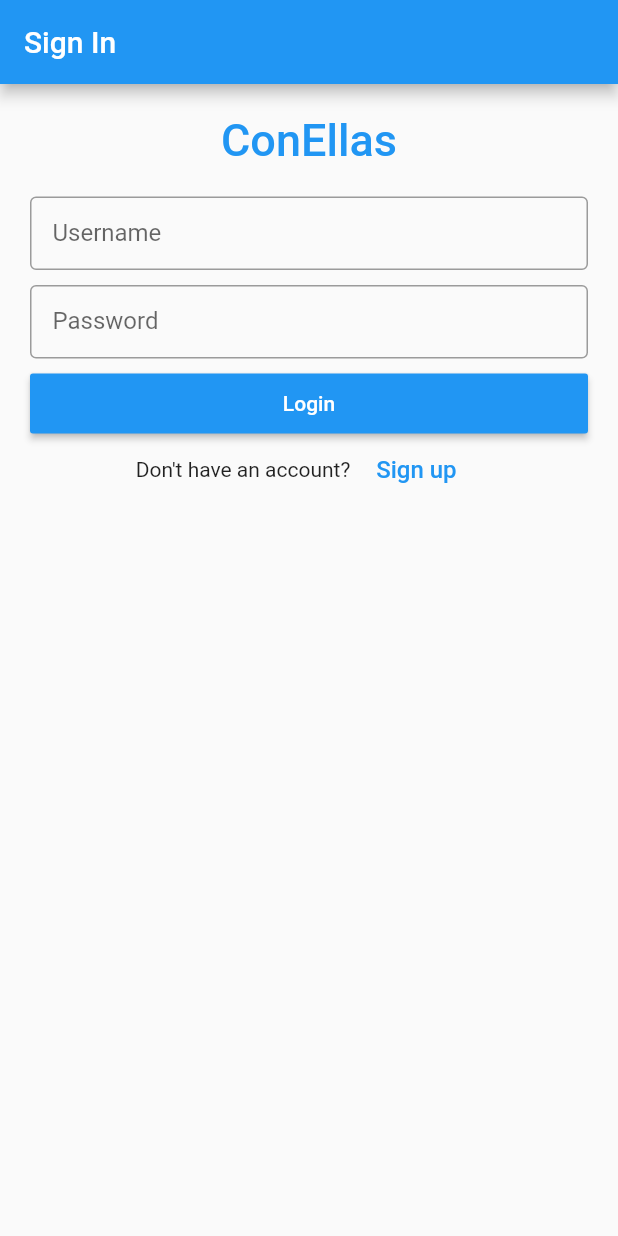
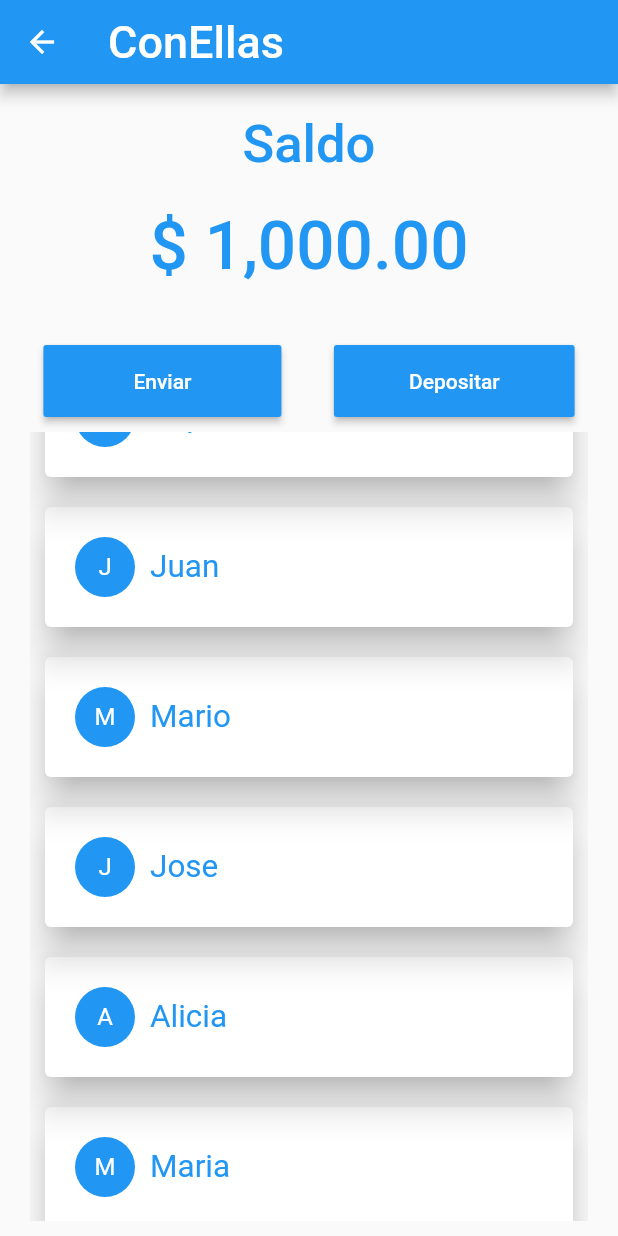
Before and after one commit to egal-finance-pbc/egal, a Flutter app: the screen it shows after launch, after a tap on "Login", on a phone screen of 412 x 824 dp. Run offline on Flutter 3.47's test engine with Material 2 defaults, Android fonts, the phone set to English and light mode, and no system bars.

Commit message:
build balance page

```diff
--- /dev/null
+++ b/mobile/conellas/lib/pages/BalancePage.dart
@@ -0,0 +1,378 @@
+import 'package:conellas/pages/HomePage.dart';
+import 'package:flutter/material.dart';
+import 'package:conellas/pages/Data.dart';
+
+class BalancePage extends StatelessWidget {
+  @override
+  Widget build(BuildContext context) {
+    return Scaffold(
+
+       //Title
+      appBar: AppBar(
+          title: Text('ConEllas',
+          style: TextStyle(
+              color: Colors.white,
+              fontSize: 30
+          ),
+          ),
+      ),
+
+      //Balance
+      body: Padding(
+      padding: EdgeInsets.all(10),
+        child: ListView(
+            children: <Widget>[
+              Container(
+                alignment: Alignment.center,
+                padding: EdgeInsets.all(10),
+                child: Text(
+                  'Saldo',
+                  style: TextStyle(
+                      color: Colors.blue,
+                      fontWeight: FontWeight.w500,
+                      fontSize: 35
+                  ),
+                ),
+             ),
+
+
+              //MONEY
+              Container(
+                alignment: Alignment.center,
+                padding: EdgeInsets.all(10),
+                child: Text(
+                  r"$ ""1,000.00",
+                  style: TextStyle(
+                      color: Colors.blue,
+                      fontWeight: FontWeight.w500,
+                      fontSize: 45
+                  ),
+                ),
+              ),
+
+
+        //BUTTONS
+        Container(
+          padding: EdgeInsets.fromLTRB(0,30,0,0),
+          child:  Row(
+          mainAxisAlignment: MainAxisAlignment.center,
+          children: <Widget>[
+
+            RaisedButton(
+              padding: EdgeInsets.fromLTRB(60, 16, 60, 16),
+              textColor: Colors.white,
+              color: Colors.blue,
+              child: Text("Enviar"),
+              onPressed: (){
+                Navigator.of(context)
+                    .push(
+                    MaterialPageRoute(
+                        builder: (context)=> Home()
+                    )
+                );
+              },
+            ),
+            SizedBox(width: 35),
+            RaisedButton(
+              padding: EdgeInsets.fromLTRB(50, 16, 50, 16),
+              textColor: Colors.white,
+              color: Colors.blue,
+              child: Text("Depositar"),
+              onPressed:(){},
+            ),
+          ],
+        ),
+      ),
+
+
+
+        //CARD
+        Container(
+          child: Scaffold(
+            body: Home(),
+          ),
+            padding: EdgeInsets.fromLTRB(10,10,10,0),
+            height: 550,
+            width: double.maxFinite,
+            ),
+
+
+
+
+
+/*
+       // DUPLICATES OF CARD (NOT LISTED)
+        // BUT CAN BE USED
+      Container(
+        padding: EdgeInsets.fromLTRB(10,10,10,0),
+        height: 80,
+        width: double.maxFinite,
+        child: Card(
+          elevation: 5,
+          child: Padding(
+            padding: EdgeInsets.all(7),
+            child: Stack(
+                children: <Widget>[
+                  Align(
+                    alignment: Alignment.centerRight,
+                    child: Stack(
+                      children: <Widget>[
+                        Padding(
+                            padding: const EdgeInsets.only(left: 10, top: 5),
+                            child: Column(
+                              children: <Widget>[
+                                Row(
+                                  children: <Widget>[
+                                    Padding(
+                                      padding: const EdgeInsets.only(left: 15.0),
+                                      child: Align(
+                                          alignment: Alignment.centerLeft,
+                                          child: Text(
+                                            r"$ "'User1',
+                                            style: TextStyle(
+                                                color: Colors.blue,
+                                                fontWeight: FontWeight.w500,
+                                                fontSize: 25
+                                            ),
+                                          ),
+                                    )
+                                    ) ],
+                                )
+                              ],
+                            ))
+                      ],
+                    ),
+                  )
+                ]),
+          ),
+        ),
+      ),
+              Container(
+                padding: EdgeInsets.fromLTRB(10,10,10,0),
+                height: 80,
+                width: double.maxFinite,
+                child: Card(
+                  elevation: 5,
+                  child: Padding(
+                    padding: EdgeInsets.all(7),
+                    child: Stack(
+                        children: <Widget>[
+                          Align(
+                            alignment: Alignment.centerRight,
+                            child: Stack(
+                              children: <Widget>[
+                                Padding(
+                                    padding: const EdgeInsets.only(left: 10, top: 5),
+                                    child: Column(
+                                      children: <Widget>[
+                                        Row(
+                                          children: <Widget>[
+                                            Padding(
+                                                padding: const EdgeInsets.only(left: 15.0),
+                                                child: Align(
+                                                  alignment: Alignment.centerLeft,
+                                                  child: Text(
+                                                    r"$ "'User1',
+                                                    style: TextStyle(
+                                                        color: Colors.blue,
+                                                        fontWeight: FontWeight.w500,
+                                                        fontSize: 25
+                                                    ),
+                                                  ),
+                                                )
+                                            ) ],
+                                        )
+                                      ],
+                                    ))
+                              ],
+                            ),
+                          )
+                        ]),
+                  ),
+                ),
+              ),
+              Container(
+                padding: EdgeInsets.fromLTRB(10,10,10,0),
+                height: 80,
+                width: double.maxFinite,
+                child: Card(
+                  elevation: 5,
+                  child: Padding(
+                    padding: EdgeInsets.all(7),
+                    child: Stack(
+                        children: <Widget>[
+                          Align(
+                            alignment: Alignment.centerRight,
+                            child: Stack(
+                              children: <Widget>[
+                                Padding(
+                                    padding: const EdgeInsets.only(left: 10, top: 5),
+                                    child: Column(
+                                      children: <Widget>[
+                                        Row(
+                                          children: <Widget>[
+                                            Padding(
+                                                padding: const EdgeInsets.only(left: 15.0),
+                                                child: Align(
+                                                  alignment: Alignment.centerLeft,
+                                                  child: Text(
+                                                    r"$ "'User1',
+                                                    style: TextStyle(
+                                                        color: Colors.blue,
+                                                        fontWeight: FontWeight.w500,
+                                                        fontSize: 25
+                                                    ),
+                                                  ),
+                                                )
+                                            ) ],
+                                        )
+                                      ],
+                                    ))
+                              ],
+                            ),
+                          )
+                        ]),
+                  ),
+                ),
+              ),
+              Container(
+                padding: EdgeInsets.fromLTRB(10,10,10,0),
+                height: 80,
+                width: double.maxFinite,
+                child: Card(
+                  elevation: 5,
+                  child: Padding(
+                    padding: EdgeInsets.all(7),
+                    child: Stack(
+                        children: <Widget>[
+                          Align(
+                            alignment: Alignment.centerRight,
+                            child: Stack(
+                              children: <Widget>[
+                                Padding(
+                                    padding: const EdgeInsets.only(left: 10, top: 5),
+                                    child: Column(
+                                      children: <Widget>[
+                                        Row(
+                                          children: <Widget>[
+                                            Padding(
+                                                padding: const EdgeInsets.only(left: 15.0),
+                                                child: Align(
+                                                  alignment: Alignment.centerLeft,
+                                                  child: Text(
+                                                    r"$ "'User1',
+                                                    style: TextStyle(
+                                                        color: Colors.blue,
+                                                        fontWeight: FontWeight.w500,
+                                                        fontSize: 25
+                                                    ),
+                                                  ),
+                                                )
+                                            ) ],
+                                        )
+                                      ],
+                                    ))
+                              ],
+                            ),
+                          )
+                        ]),
+                  ),
+                ),
+              ),
+              Container(
+                padding: EdgeInsets.fromLTRB(10,10,10,0),
+                height: 80,
+                width: double.maxFinite,
+                child: Card(
+                  elevation: 5,
+                  child: Padding(
+                    padding: EdgeInsets.all(7),
+                    child: Stack(
+                        children: <Widget>[
+                          Align(
+                            alignment: Alignment.centerRight,
+                            child: Stack(
+                              children: <Widget>[
+                                Padding(
+                                    padding: const EdgeInsets.only(left: 10, top: 5),
+                                    child: Column(
+                                      children: <Widget>[
+                                        Row(
+                                          children: <Widget>[
+                                            Padding(
+                                                padding: const EdgeInsets.only(left: 15.0),
+                                                child: Align(
+                                                  alignment: Alignment.centerLeft,
+                                                  child: Text(
+                                                    r"$ "'User1',
+                                                    style: TextStyle(
+                                                        color: Colors.blue,
+                                                        fontWeight: FontWeight.w500,
+                                                        fontSize: 25
+                                                    ),
+                                                  ),
+                                                )
+                                            ) ],
+                                        )
+                                      ],
+                                    ))
+                              ],
+                            ),
+                          )
+                        ]),
+                  ),
+                ),
+              ),
+              Container(
+                padding: EdgeInsets.fromLTRB(10,10,10,0),
+                height: 80,
+                width: double.maxFinite,
+                child: Card(
+                  elevation: 5,
+                  child: Padding(
+                    padding: EdgeInsets.all(7),
+                    child: Stack(
+                        children: <Widget>[
+                          Align(
+                            alignment: Alignment.centerRight,
+                            child: Stack(
+                              children: <Widget>[
+                                Padding(
+                                    padding: const EdgeInsets.only(left: 10, top: 5),
+                                    child: Column(
+                                      children: <Widget>[
+                                        Row(
+                                          children: <Widget>[
+                                            Padding(
+                                                padding: const EdgeInsets.only(left: 15.0),
+                                                child: Align(
+                                                  alignment: Alignment.centerLeft,
+                                                  child: Text(
+                                                    r"$ "'User1',
+                                                    style: TextStyle(
+                                                        color: Colors.blue,
+                                                        fontWeight: FontWeight.w500,
+                                                        fontSize: 25
+                                                    ),
+                                                  ),
+                                                )
+                                            ) ],
+                                        )
+                                      ],
+                                    ))
+                              ],
+                            ),
+                          )
+                        ]),
+                  ),
+                ),
+              ),
+
+
+ */
+            ]),
+      ),
+    );
+
+  }
+}
--- /dev/null
+++ b/mobile/conellas/lib/pages/Data.dart
@@ -0,0 +1,111 @@
+import 'package:flutter/material.dart';
+
+class Data extends StatelessWidget {
+
+  final String name;
+
+  Data(this.name);
+
+  @override
+  Widget build(BuildContext context) {
+    return new Card(
+      elevation: 10.0,
+      margin: EdgeInsets.all(10.0),
+      child: new Container(
+        margin: EdgeInsets.all(10.0),
+        child: new Row(
+          children: <Widget>[
+
+            new Container(
+              padding: EdgeInsets.all(10.0),
+              child: new CircleAvatar(
+                child: new Text(name[0]),
+                backgroundColor: Colors.blue,
+                foregroundColor: Colors.white,
+              ),
+
+            ),
+
+            new Text(name,style: TextStyle(
+                fontSize: 21.0,
+                color: Colors.blue
+            ),
+            )
+
+
+
+          ],
+        ),
+
+
+      ),
+
+    );
+  }
+}
+
+/*
+class List extends StatefulWidget {
+  @override
+  _List createState() => new _List();
+}
+
+
+//List Test
+//Convert to card
+class _List extends State<List>{
+  @override
+  Widget build(BuildContext context) {
+    return Scaffold(
+
+      body: _buildListView(),
+    );
+
+  }
+  ListView _buildListView(){
+    return ListView.builder(
+        itemCount: 10,
+        itemBuilder: (_, index){
+          return ListTile(
+            title: Text('User #$index'),
+            subtitle: Text(r"$ ""-1,000.00"),
+            focusColor: Colors.red,
+          );
+
+        }
+    );
+  }
+}
+
+
+
+
+
+
+//List to test
+/*
+class list{
+  String titleMov;
+  String Time;
+  String Money;
+  Color color;
+  String img;
+
+
+  list(this.titleMov,this.Time,this.Money,this.color);
+
+  static List<list> Lists(){
+    return [list("Movimiento 1","12:30 pm", r"$ ""1,000.00", Colors.black),
+      list("Movimiento 1","12:30 pm", r"$ ""1,000.00", Colors.black),
+      list("Movimiento 2","12:30 pm", r"$ ""1,000.00", Colors.black),
+      list("Movimiento 3","12:30 pm", r"$ ""1,000.00", Colors.black),
+      list("Movimiento 4","12:30 pm", r"$ ""1,000.00", Colors.black),
+      list("Movimiento 5","12:30 pm", r"$ ""1,000.00", Colors.black)
+    ];
+  }
+
+}
+
+ */
+
+ */
--- /dev/null
+++ b/mobile/conellas/lib/pages/HomePage.dart
@@ -0,0 +1,34 @@
+import 'package:flutter/material.dart';
+import 'Data.dart';
+
+class Home extends StatefulWidget {
+  @override
+  _HomeState createState() => new _HomeState();
+}
+
+class _HomeState extends State<Home> {
+
+  final List<String>listof=["Maria","Alicia","Jose","Mario","Juan","Pepe","Ramirez"];
+
+  @override
+  Widget build(BuildContext context) {
+    return new Scaffold(
+/*
+      appBar: new AppBar(
+        title: new Text("List View Builder"),
+        backgroundColor: Colors.deepOrange,
+      ),
+
+ */
+
+      body: new ListView.builder(
+        reverse: true,
+        itemBuilder: (context,int index)=>Data(this.listof[index]),
+        itemCount: this.listof.length,
+
+      ),
+
+
+    );
+  }
+}
--- a/mobile/conellas/lib/pages/signin.dart
+++ b/mobile/conellas/lib/pages/signin.dart
@@ -1,4 +1,5 @@
 import 'package:flutter/material.dart';
+import 'package:conellas/pages/BalancePage.dart';
 
 class SignInPage extends StatefulWidget {
   @override
@@ -58,15 +59,29 @@ class _SignInPageState extends State<SignInPage> {
                 textColor: Colors.white,
                 color: Colors.blue,
                 child: Text('Login'),
-                onPressed: () {},
+                onPressed: () {
+                  Navigator.of(context)
+                      .push(
+                      MaterialPageRoute(
+                          builder: (context)=> BalancePage()
+                      )
+                  );
+                },
+
               ),
             ),
+
+
+
+
+
+
             Container(
               child: Row(
                 children: <Widget>[
                   Text('Don\'t have an account?'),
                   FlatButton(
-                    textColor: Colors.blue,
+                      textColor: Colors.blue,
                     child: Text('Sign up', style: TextStyle(fontSize: 16)),
                     onPressed: () {
                       Navigator.pushNamed(context, '/signup');
@@ -80,5 +95,6 @@ class _SignInPageState extends State<SignInPage> {
         ),
       ),
     );
+
   }
 }
```
Also changed, not shown: mobile/conellas/lib/main.dart (+9 -0 lines), 1 other file.
